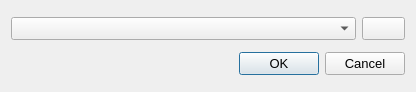
bingostar89/Papywizard, file papywizard/view/bluetoothChooserDialog.ui: the form before one commit.
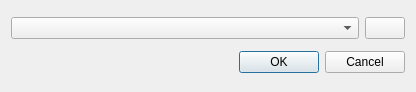
The form after the commit. Icons and pictures are not drawn.

What changed in the file:
```diff
--- a/papywizard/view/bluetoothChooserDialog.ui
+++ b/papywizard/view/bluetoothChooserDialog.ui
@@ -23,13 +23,7 @@
    <item>
     <layout class="QHBoxLayout" name="horizontalLayout" >
      <item>
-      <widget class="QComboBox" name="bluetoothAddressComboBox" >
-       <property name="font" >
-        <font>
-         <pointsize>10</pointsize>
-        </font>
-       </property>
-      </widget>
+      <widget class="QComboBox" name="bluetoothAddressComboBox" />
      </item>
      <item>
       <widget class="QPushButton" name="refreshPushButton" >
@@ -39,11 +33,6 @@
          <verstretch>0</verstretch>
         </sizepolicy>
        </property>
-       <property name="font" >
-        <font>
-         <pointsize>10</pointsize>
-        </font>
-       </property>
        <property name="text" >
         <string/>
        </property>
@@ -57,11 +46,6 @@
    </item>
    <item>
     <widget class="QDialogButtonBox" name="buttonBox" >
-     <property name="font" >
-      <font>
-       <pointsize>10</pointsize>
-      </font>
-     </property>
      <property name="orientation" >
       <enum>Qt::Horizontal</enum>
      </property>
```
Left out of the diff: 8 changed lines with no effect on the pictures.
